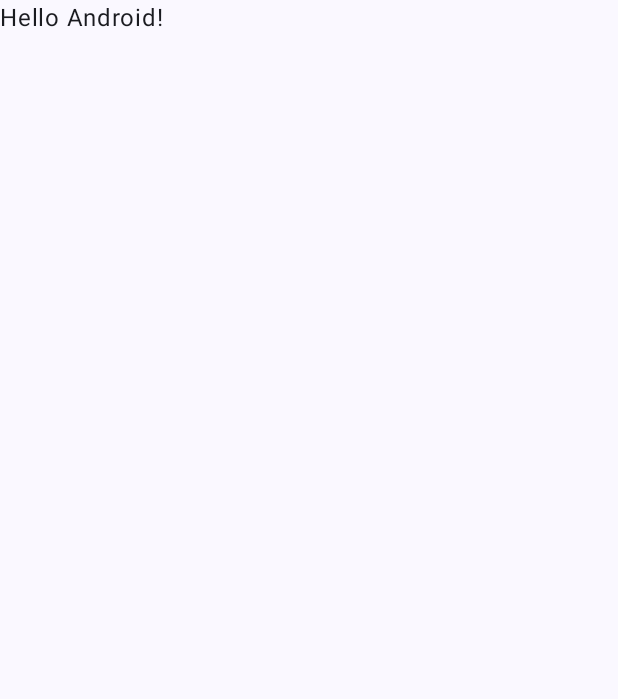
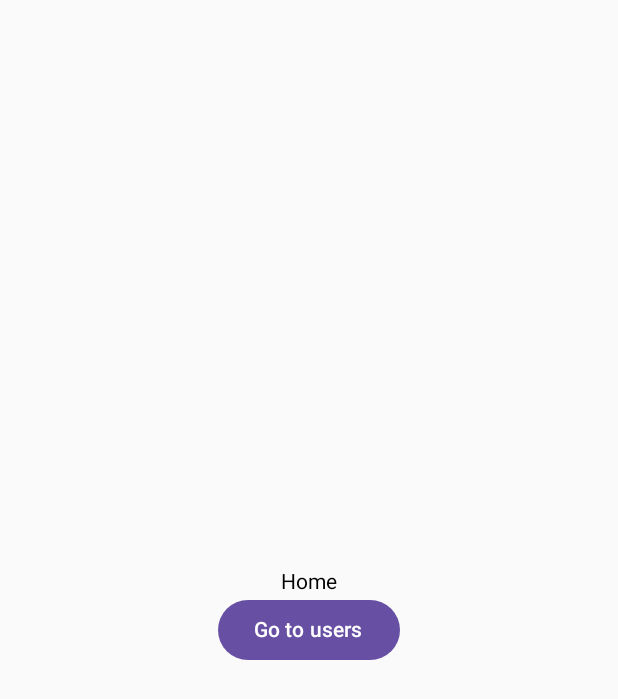
Before and after one commit to srahman30351/The-Mad-Project, an Android app built with Jetpack Compose: the screen it shows after launch (MainActivity), on a phone screen of 412 x 824 dp. Before the commit the part shown is almost empty. Shown: the top 699 px of the screen. Run offline under Robolectric (Android 15) with nearby library versions, the phone set to English and light mode, and no system bars.

Commit message:
Added starter navigation for the screen home, user and settings

```diff
--- a/app/build.gradle.kts
+++ b/app/build.gradle.kts
@@ -56,4 +56,6 @@ dependencies {
     androidTestImplementation(libs.androidx.ui.test.junit4)
     debugImplementation(libs.androidx.ui.tooling)
     debugImplementation(libs.androidx.ui.test.manifest)
+    val nav_version = "2.8.7"
+    implementation("androidx.navigation:navigation-compose:$nav_version")
 }
--- /dev/null
+++ b/app/src/main/java/com/example/myapplication/HomeScreen.kt
@@ -0,0 +1,27 @@
+package com.example.myapplication
+
+import androidx.compose.foundation.layout.Arrangement
+import androidx.compose.foundation.layout.Column
+import androidx.compose.foundation.layout.fillMaxSize
+import androidx.compose.material3.Button
+import androidx.compose.material3.Text
+import androidx.compose.runtime.Composable
+import androidx.compose.ui.Alignment
+import androidx.compose.ui.Modifier
+import androidx.navigation.NavController
+
+@Composable
+fun HomeScreen(navController: NavController){
+    Column(
+        Modifier.fillMaxSize(),
+        horizontalAlignment = Alignment.CenterHorizontally,
+        verticalArrangement = Arrangement.Center
+    ) {
+        Text(text = "Home")
+        Button(onClick = {
+            navController.navigate("user_screen")
+        }) {
+            Text(text = "Go to users")
+        }
+    }
+}
--- a/app/src/main/java/com/example/myapplication/MainActivity.kt
+++ b/app/src/main/java/com/example/myapplication/MainActivity.kt
@@ -11,6 +11,9 @@ import androidx.compose.material3.Text
 import androidx.compose.runtime.Composable
 import androidx.compose.ui.Modifier
 import androidx.compose.ui.tooling.preview.Preview
+import androidx.navigation.compose.NavHost
+import androidx.navigation.compose.composable
+import androidx.navigation.compose.rememberNavController
 import com.example.myapplication.ui.theme.MyApplicationTheme
 
 class MainActivity : ComponentActivity() {
@@ -18,30 +21,19 @@ class MainActivity : ComponentActivity() {
         super.onCreate(savedInstanceState)
         enableEdgeToEdge()
         setContent {
-            MyApplicationTheme {
-                Scaffold(modifier = Modifier.fillMaxSize()) { innerPadding ->
-                    Greeting(
-                        name = "Android",
-                        modifier = Modifier.padding(innerPadding)
-                    )
+            val navController = rememberNavController()
+            NavHost(navController = navController, startDestination = "home_screen", builder={
+                composable("home_screen",){
+                    HomeScreen(navController)
                 }
-            }
-        }
+                composable("user_screen",){
+                    UserScreen(navController)
+                }
+                composable("settings_screen",)
+                {
+                    SettingsScreen(navController)
+                }
+
+            })        }
     }
 }
-
-@Composable
-fun Greeting(name: String, modifier: Modifier = Modifier) {
-    Text(
-        text = "Hello $name!",
-        modifier = modifier
-    )
-}
-
-@Preview(showBackground = true)
-@Composable
-fun GreetingPreview() {
-    MyApplicationTheme {
-        Greeting("Android")
-    }
-}
```
Also changed, not shown: app/src/main/java/com/example/myapplication/SettingsScreen.kt (added, +23 -0 lines), app/src/main/java/com/example/myapplication/UserScreen.kt (added, +26 -0 lines).
